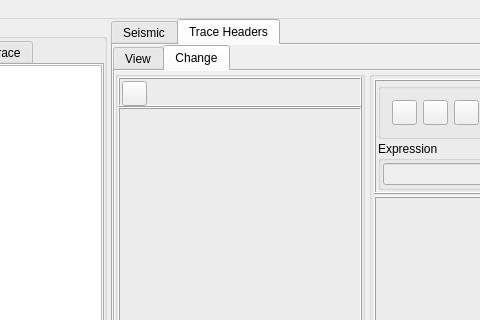
The window that SeiSeeMp/mainwindow.ui (tuoyuangui/SeiSee) describes before a commit, drawn with Qt 5; both pictures show x 447 to 927 and y 0 to 320 of the 1202 by 874 pixel window.
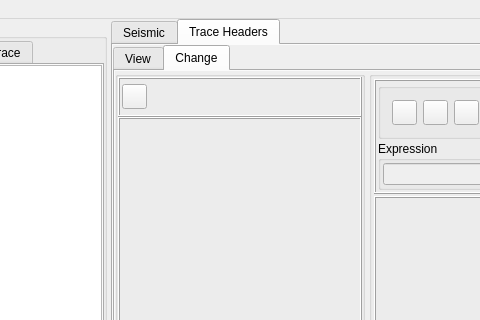
The same window after the commit. The open tabs and pages were chosen to show the change. Icons and pictures are not drawn.

Commit message: 微调部分控件

```diff
--- a/SeiSeeMp/mainwindow.ui
+++ b/SeiSeeMp/mainwindow.ui
@@ -2609,6 +2609,12 @@
                 <enum>Qt::Horizontal</enum>
                </property>
                <widget class="QGroupBox" name="HeBox">
+                <property name="sizePolicy">
+                 <sizepolicy hsizetype="Preferred" vsizetype="Preferred">
+                  <horstretch>1</horstretch>
+                  <verstretch>0</verstretch>
+                 </sizepolicy>
+                </property>
                 <property name="minimumSize">
                  <size>
                   <width>250</width>
@@ -2651,13 +2657,13 @@
                    <property name="minimumSize">
                     <size>
                      <width>0</width>
-                     <height>30</height>
+                     <height>40</height>
                     </size>
                    </property>
                    <property name="maximumSize">
                     <size>
                      <width>16777215</width>
-                     <height>30</height>
+                     <height>40</height>
                     </size>
                    </property>
                    <property name="frameShape">
```
Left out of the diff: 6 changed lines with no effect on the pictures. The commit also changes 1 other file.
